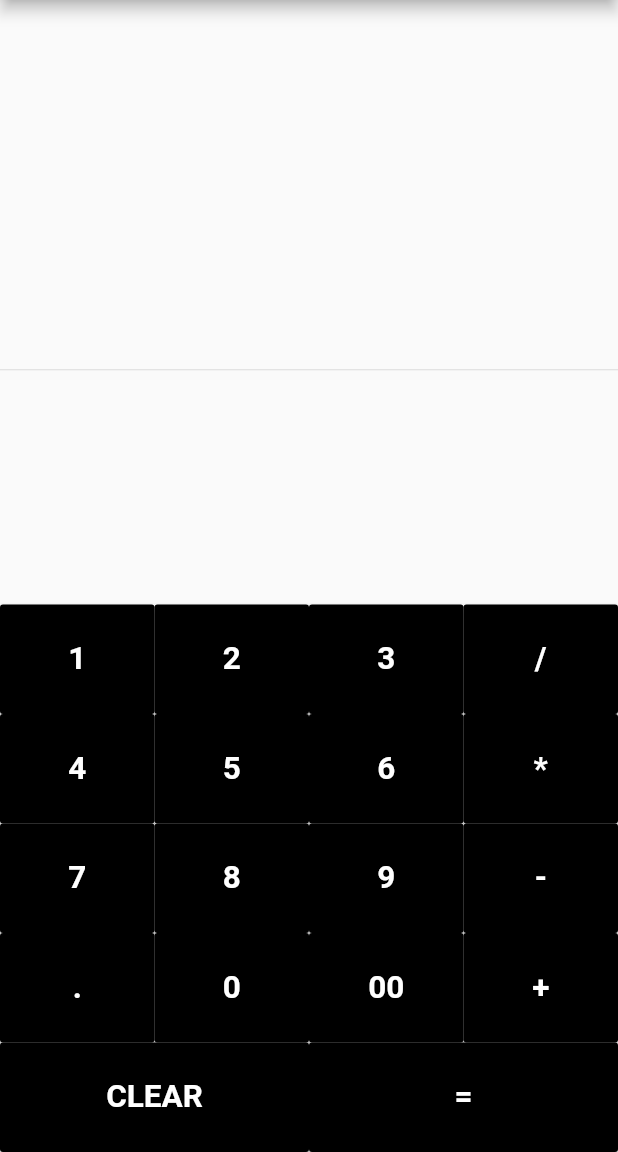
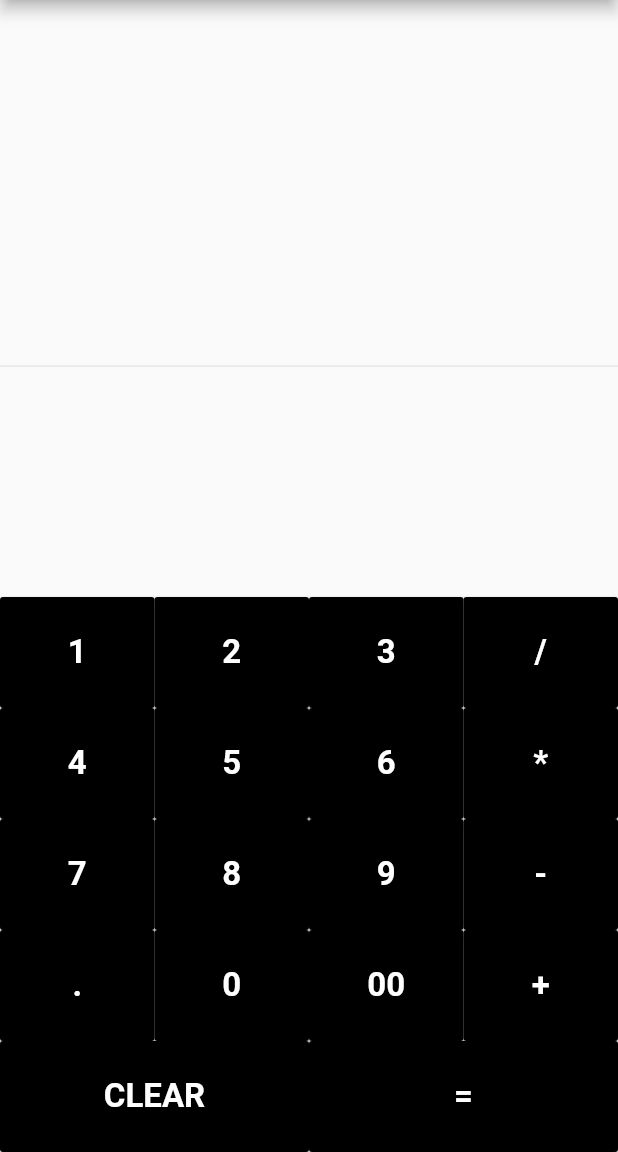
Before and after one commit to asMBleh/Flutty_Calculator, a Flutter app: the screen it shows after launch, on a phone screen of 412 x 824 dp, the part 84-1236 px from its top. Run offline on Flutter 3.47's test engine with Material 2 defaults, Android fonts, the phone set to English and light mode, and no system bars.

Commit message:
first commit

```diff
--- a/lib/main.dart
+++ b/lib/main.dart
@@ -75,7 +75,7 @@ class _MyHomePageState extends State<MyHomePage> {
     return Expanded(
       child: new MaterialButton(
         child: new Text(buttonText ,style:TextStyle(
-            fontSize: 21.0,
+            fontSize: 22.0,
             fontWeight: FontWeight.bold
         )),
         onPressed:() =>
```
